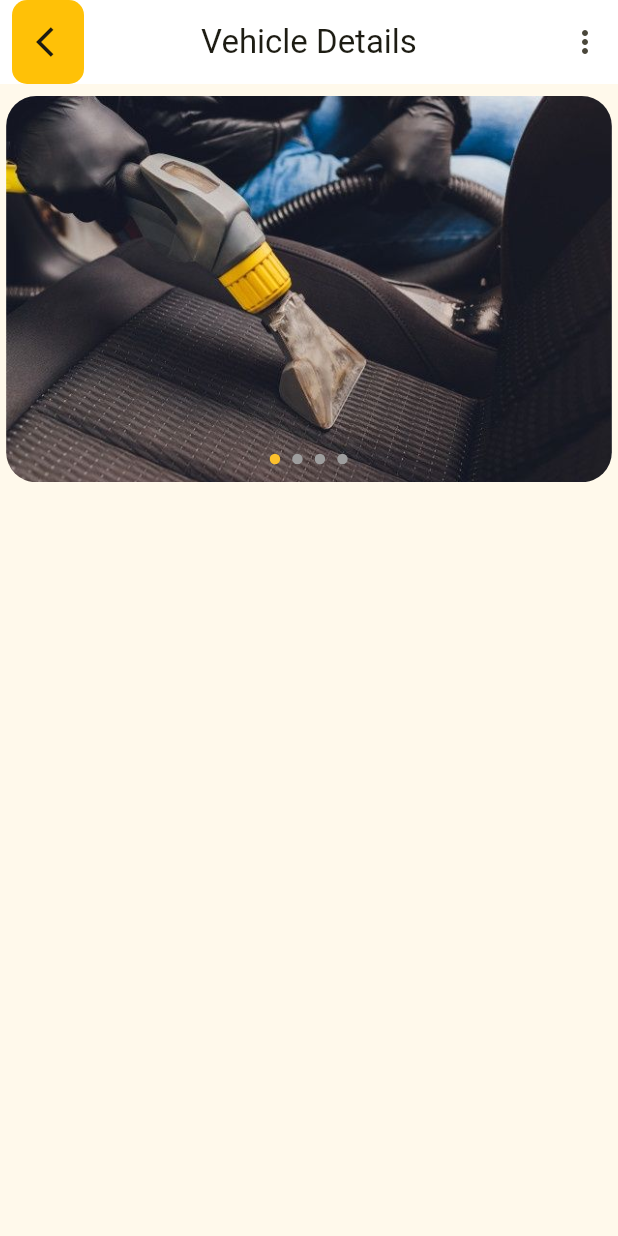
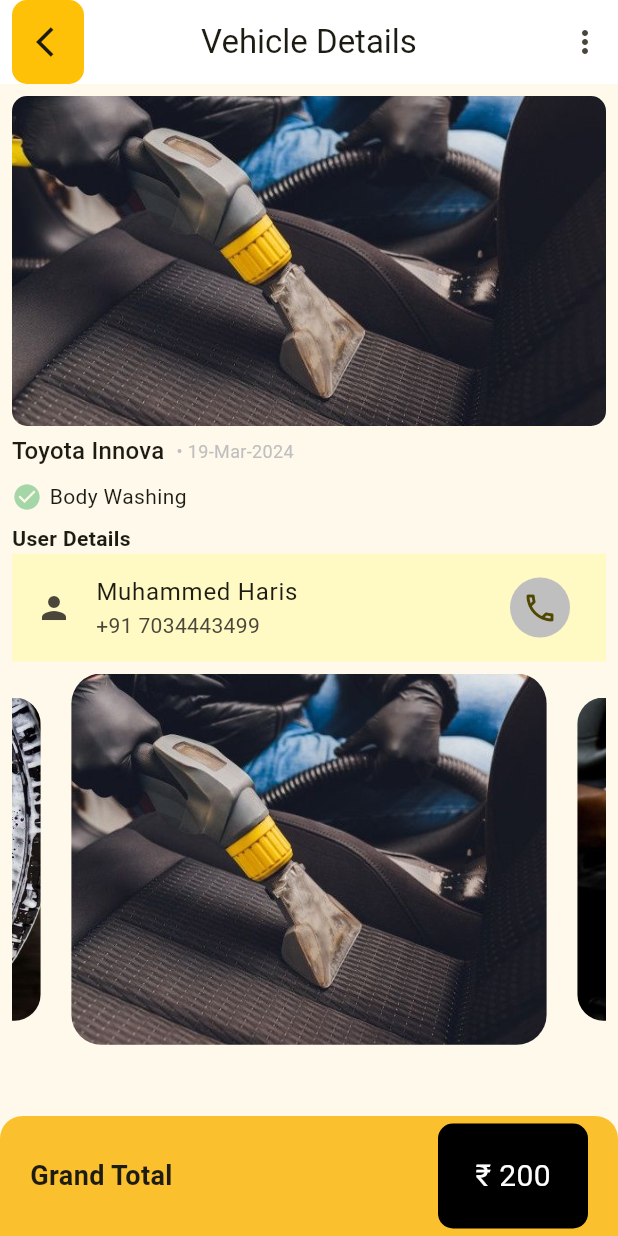
Before and after one commit to Ismailvk/Auto-pappa, a Flutter app: the VehicleDetailsScreen screen opened directly, on a phone screen of 412 x 824 dp. Run offline on Flutter 3.47's test engine with Material 3 defaults, Android fonts, the phone set to English and light mode, and no system bars; drawn by our look-alikes of carousel_slider, smooth_page_indicator; our stand-ins replace animated_custom_dropdown, another_flushbar, bloc, either_dart, flutter_bloc, flutter_otp_text_field and 4 more; missing offline and left inert: flutter_point_tab_bar; accounts and stored records are empty.

Commit message:
details screen updated

```diff
--- a/lib/resources/constants/image_urls.dart
+++ b/lib/resources/constants/image_urls.dart
@@ -8,4 +8,6 @@ class ImageUrls {
   static const String interiorWashing = 'assets/images/interior_washing.jpeg';
   static const String exteriorWashing = 'assets/images/exterior_washing.jpeg';
   static const String detailing = 'assets/images/detailing.jpeg';
+  static const String carIconSvg = 'assets/svgs/car_svg.svg';
+  static const String personSvg = 'assets/svgs/person_svg.svg';
 }
--- a/lib/views/vehicle_deails_screen.dart
+++ b/lib/views/vehicle_deails_screen.dart
@@ -1,10 +1,10 @@
 import 'package:auto_pappa/model/featured_services.dart';
 import 'package:auto_pappa/resources/components/app_bar_button_widget.dart';
 import 'package:auto_pappa/resources/constants/app_colors.dart';
+import 'package:auto_pappa/resources/constants/font_styles.dart';
 import 'package:auto_pappa/resources/constants/image_urls.dart';
 import 'package:carousel_slider/carousel_slider.dart';
 import 'package:flutter/material.dart';
-import 'package:smooth_page_indicator/smooth_page_indicator.dart';
 
 class VehicleDetailsScreen extends StatefulWidget {
   const VehicleDetailsScreen({super.key});
@@ -38,10 +38,57 @@ class _VehicleDetailsScreenState extends State<VehicleDetailsScreen> {
           Padding(padding: EdgeInsets.all(10), child: Icon(Icons.more_vert))
         ],
       ),
-      body: Column(
+      body: Stack(
         children: [
-          Stack(
+          Padding(
+            padding: const EdgeInsets.all(8.0),
+            child: Column(
               children: [
+                ClipRRect(
+                  borderRadius: BorderRadius.circular(10),
+                  child: Image(
+                    image: AssetImage(featuredServicesList[0].imagePath),
+                    fit: BoxFit.cover,
+                    width: double.infinity,
+                    height: 220,
+                  ),
+                ),
+                const SizedBox(height: 5),
+                Column(
+                  crossAxisAlignment: CrossAxisAlignment.start,
+                  children: [
+                    Row(
+                      children: [
+                        Text('Toyota Innova',
+                            style: Theme.of(context).textTheme.titleMedium),
+                        const SizedBox(width: 8),
+                        const Text('• 19-Mar-2024',
+                            style: TextStyle(
+                                color: AppColors.lightGrey, fontSize: 12)),
+                      ],
+                    ),
+                    const SizedBox(height: 8),
+                    Row(
+                      children: [
+                        Icon(Icons.check_circle,
+                            color: Colors.green.shade200, size: 20),
+                        const SizedBox(width: 5),
+                        const Text('Body Washing'),
+                      ],
+                    ),
+                    const SizedBox(height: 8),
+                    Text('User Details', style: AppFontStyle.normalBold),
+                    Container(
+                      color: Colors.yellow.shade100,
+                      child: const ListTile(
+                        leading: Icon(Icons.person),
+                        title: Text('Muhammed Haris'),
+                        subtitle: Text('+91 7034443499'),
+                        trailing: CircleAvatar(
+                            backgroundColor: AppColors.lightGrey,
+                            child: Icon(Icons.call_outlined)),
+                      ),
+                    ),
                     Padding(
                       padding: const EdgeInsets.symmetric(vertical: 8.0),
                       child: CarouselSlider(
@@ -59,30 +106,55 @@ class _VehicleDetailsScreenState extends State<VehicleDetailsScreen> {
                           onPageChanged: (index, reason) =>
                               setState(() => activeIndex = index),
                           aspectRatio: 16 / 10,
-                    viewportFraction: 0.98,
-                    enableInfiniteScroll: false,
+                          viewportFraction: 0.8,
+                          enableInfiniteScroll: true,
                           autoPlayCurve: Curves.fastOutSlowIn,
                           enlargeCenterPage: true,
                         ),
                       ),
                     ),
+                  ],
+                ),
+              ],
+            ),
+          ),
           Positioned(
             bottom: 0,
-                left: size.width / 2.5,
+            left: 0,
+            right: 0,
+            child: Container(
+              height: 80,
+              width: double.infinity,
+              decoration: BoxDecoration(
+                color: AppColors.primaryColor,
+                borderRadius: BorderRadius.only(
+                    topLeft: Radius.circular(15),
+                    topRight: Radius.circular(15)),
+              ),
+              child: Center(
                   child: Padding(
-                  padding:
-                      const EdgeInsets.symmetric(horizontal: 15, vertical: 20),
-                  child: AnimatedSmoothIndicator(
-                      effect: WormEffect(
-                          activeDotColor: AppColors.primaryColor,
-                          dotHeight: 7,
-                          dotWidth: 7),
-                      activeIndex: activeIndex,
-                      count: featuredServicesList.length),
+                padding: const EdgeInsets.symmetric(horizontal: 20),
+                child: Row(
+                  mainAxisAlignment: MainAxisAlignment.spaceBetween,
+                  children: [
+                    Text('Grand Total', style: AppFontStyle.font18Bold),
+                    Container(
+                      height: 70,
+                      width: 100,
+                      decoration: BoxDecoration(
+                          color: Colors.black,
+                          borderRadius: BorderRadius.circular(10)),
+                      child: Center(
+                        child: Text('₹ 200',
+                            style:
+                                TextStyle(color: Colors.white, fontSize: 20)),
                       ),
                     )
                   ],
                 ),
+              )),
+            ),
+          )
         ],
       ),
     );
--- a/pubspec.yaml
+++ b/pubspec.yaml
@@ -50,6 +50,7 @@ dependencies:
   http: ^1.2.1
   shared_preferences: ^2.2.3
   smooth_page_indicator: ^1.1.0
+  flutter_svg: ^2.0.10+1
 
 dev_dependencies:
   flutter_test:
@@ -77,6 +78,7 @@ flutter:
   assets:
     - assets/images/
     - assets/lotties/
+    - assets/svgs/
 
   # An image asset can refer to one or more resolution-specific "variants", see
   # https://flutter.dev/assets-and-images/#resolution-aware
```
Also changed, not shown: lib/resources/components/details_screen_app_bar.dart (added, +83 -0 lines), assets/svgs/car_svg.svg (added), assets/svgs/person_svg.svg (added), pubspec.lock. Lines whose indentation alone changed are shown as unchanged.
